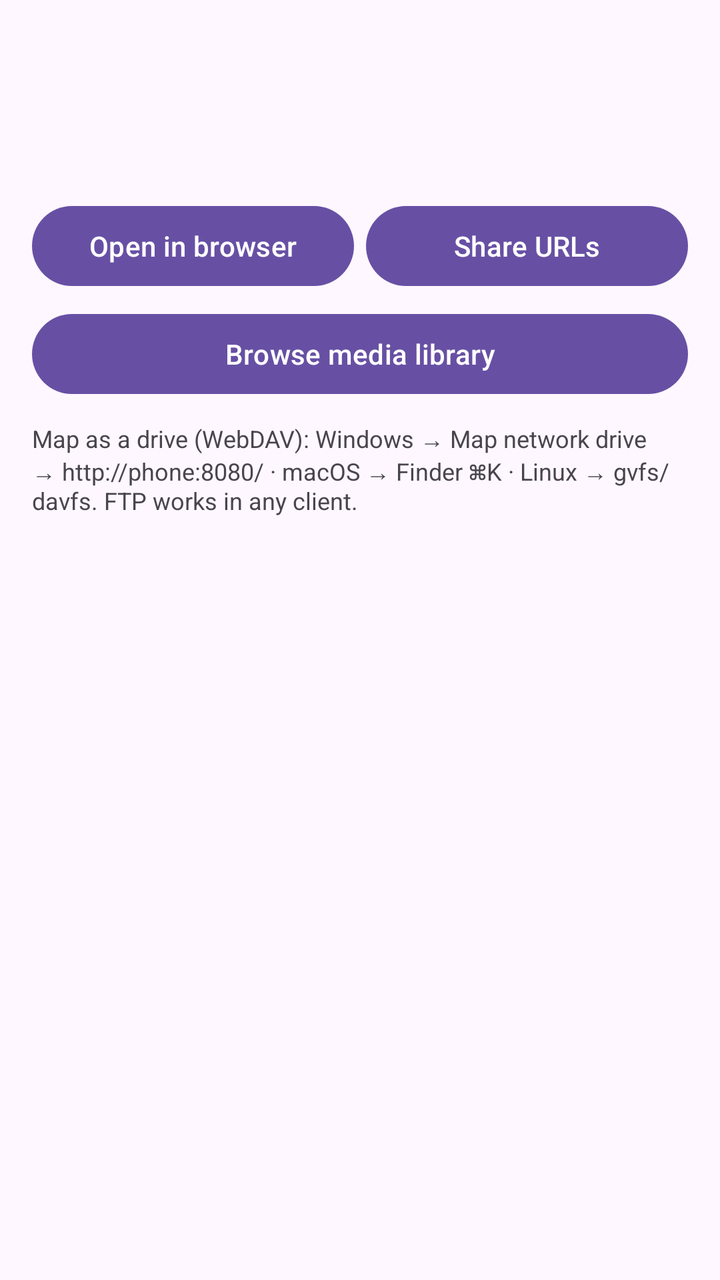
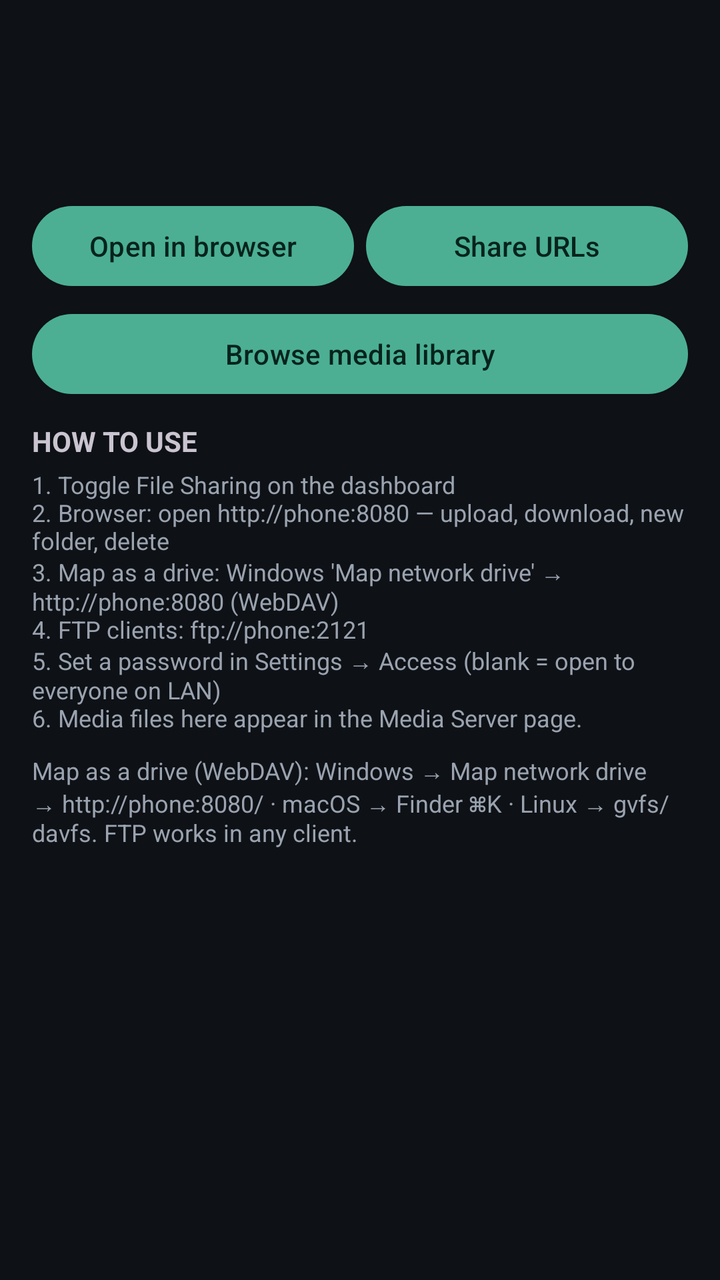

Compare the two renders of this Android layout. The source of the first and the diff that turns it into the second are given below.
<!-- AndroidManifest.xml: application theme Theme.App -->
<!-- res/layout/activity_files.xml -->
<?xml version="1.0" encoding="utf-8"?>
<ScrollView xmlns:android="http://schemas.android.com/apk/res/android"
    android:layout_width="match_parent"
    android:layout_height="match_parent">

    <LinearLayout
        android:layout_width="match_parent"
        android:layout_height="wrap_content"
        android:orientation="vertical"
        android:padding="16dp">

        <TextView
            android:id="@+id/textFilesStatus"
            android:layout_width="match_parent"
            android:layout_height="wrap_content"
            android:textSize="14sp"
            android:fontFamily="monospace"
            android:textIsSelectable="true"/>

        <TextView
            android:id="@+id/textFilesRoot"
            android:layout_width="match_parent"
            android:layout_height="wrap_content"
            android:layout_marginTop="12dp"
            android:textSize="13sp"/>

        <TextView
            android:id="@+id/textFilesEntries"
            android:layout_width="match_parent"
            android:layout_height="wrap_content"
            android:layout_marginTop="8dp"
            android:textSize="12sp"
            android:fontFamily="monospace"/>

        <LinearLayout
            android:layout_width="match_parent"
            android:layout_height="wrap_content"
            android:orientation="horizontal"
            android:layout_marginTop="10dp">
            <Button
                android:id="@+id/buttonOpenFiles"
                android:layout_width="0dp"
                android:layout_height="wrap_content"
                android:layout_weight="1"
                android:text="Open in browser"/>
            <Button
                android:id="@+id/buttonShareFiles"
                android:layout_width="0dp"
                android:layout_height="wrap_content"
                android:layout_weight="1"
                android:layout_marginStart="6dp"
                android:text="Share URLs"/>
        </LinearLayout>

        <Button
            android:id="@+id/buttonMedia"
            android:layout_width="match_parent"
            android:layout_height="wrap_content"
            android:layout_marginTop="6dp"
            android:text="Browse media library"/>

        <TextView
            android:layout_width="match_parent"
            android:layout_height="wrap_content"
            android:layout_marginTop="10dp"
            android:textSize="12sp"
            android:text="Map as a drive (WebDAV): Windows → Map network drive → http://phone:8080/ · macOS → Finder ⌘K · Linux → gvfs/davfs. FTP works in any client."
            android:textColor="?android:attr/textColorSecondary"/>
    </LinearLayout>
</ScrollView>
<!-- resources referenced by this layout -->
<resources>
  <style name="Theme.App" parent="Theme.Material3.DayNight.NoActionBar" />
</resources>

<!-- the commit's change to res/layout/activity_files.xml (unified diff, before → after) -->
@@ -63,6 +63,21 @@
             android:layout_width="match_parent"
             android:layout_height="wrap_content"
             android:layout_marginTop="10dp"
+            android:text="HOW TO USE"
+            android:textStyle="bold"/>
+
+        <TextView
+            android:layout_width="match_parent"
+            android:layout_height="wrap_content"
+            android:layout_marginTop="4dp"
+            android:textSize="12sp"
+            android:text="1. Toggle File Sharing on the dashboard\n2. Browser: open http://phone:8080 — upload, download, new folder, delete\n3. Map as a drive: Windows 'Map network drive' → http://phone:8080 (WebDAV)\n4. FTP clients: ftp://phone:2121\n5. Set a password in Settings → Access (blank = open to everyone on LAN)\n6. Media files here appear in the Media Server page."
+            android:textColor="?android:attr/textColorSecondary"/>
+
+        <TextView
+            android:layout_width="match_parent"
+            android:layout_height="wrap_content"
+            android:layout_marginTop="10dp"
             android:textSize="12sp"
             android:text="Map as a drive (WebDAV): Windows → Map network drive → http://phone:8080/ · macOS → Finder ⌘K · Linux → gvfs/davfs. FTP works in any client."
             android:textColor="?android:attr/textColorSecondary"/>
<!-- resource entries referenced after the edit -->
@@ -1,5 +1,14 @@
 <!-- resources referenced by this layout -->
 <resources>
-  <style name="Theme.App" parent="Theme.Material3.DayNight.NoActionBar" />
+  <style name="Theme.App" parent="Theme.Material3.Dark.NoActionBar">
+          <item name="android:colorBackground">#0E1116</item>
+          <item name="colorSurface">#171C24</item>
+          <item name="colorPrimary">#4CAF93</item>
+          <item name="colorOnPrimary">#06231C</item>
+          <item name="android:statusBarColor">#0E1116</item>
+          <item name="android:navigationBarColor">#0E1116</item>
+          <item name="android:textColorPrimary">#E6E9EE</item>
+          <item name="android:textColorSecondary">#9AA3AF</item>
+      </style>
 </resources>
 
